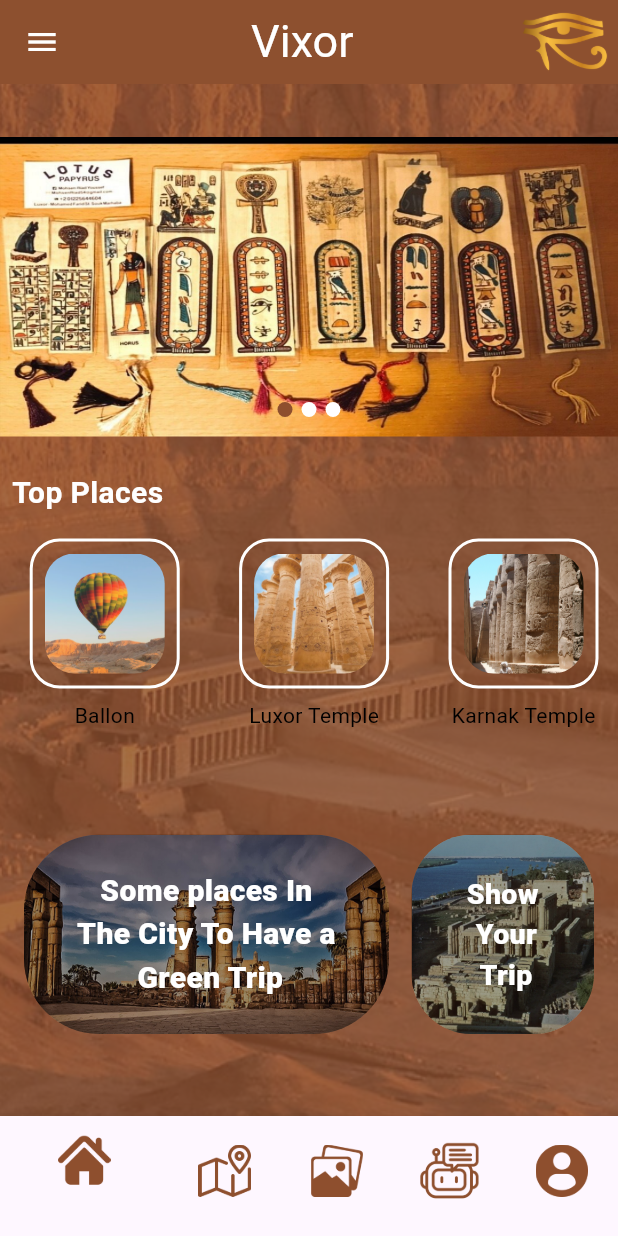
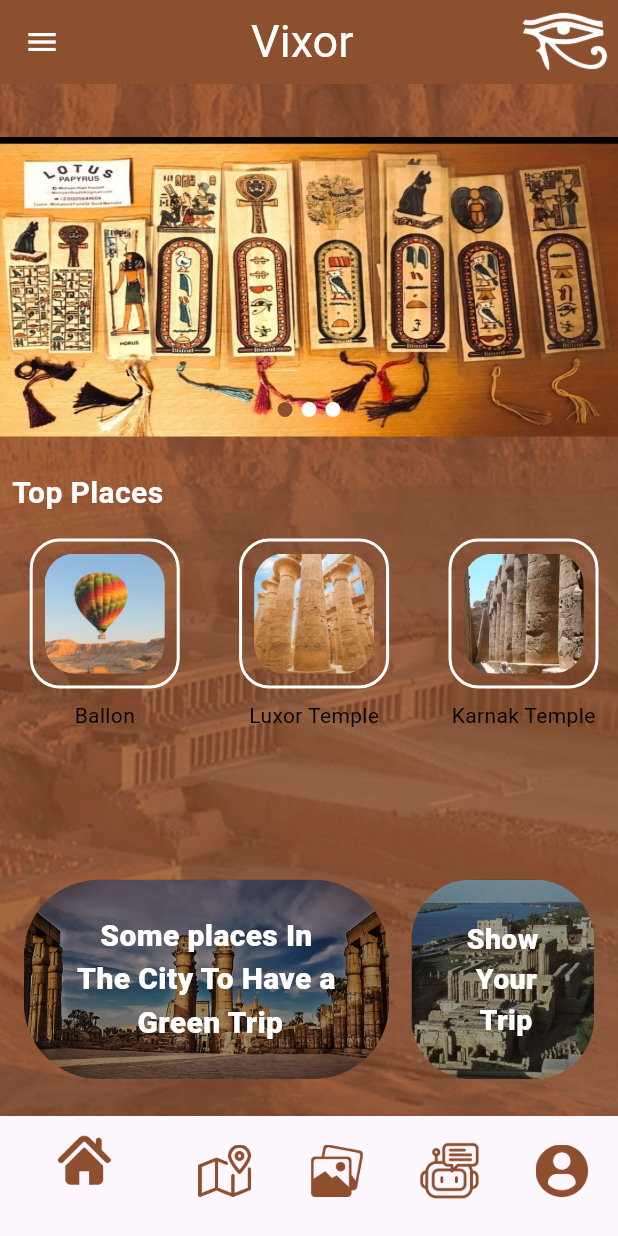
Before and after one commit to MondaAtef/tourism_project, a Flutter app: the CustomBottomNavBar screen opened directly, on a phone screen of 412 x 824 dp. Run offline on Flutter 3.47's test engine with Material 3 defaults, Android fonts, the phone set to English and light mode, and no system bars; drawn by our look-alikes of card_swiper; our stand-ins replace animated_text_kit, bloc, cloud_firestore, dio, dotted_border, fancy_shimmer_image and 16 more; missing offline and left inert: dynamic_height_grid_view, flutter_facebook_auth; accounts and stored records are empty; project files that could hold a hidden picture were left out.

Commit message:
update_2

```diff
--- a/lib/componenet/my_app_bar.dart
+++ b/lib/componenet/my_app_bar.dart
@@ -2,18 +2,23 @@ import 'package:flutter/material.dart';
 import 'package:vixor_project/utils/app_imagse.dart'; // Ensure this import is correct
 
 class MyAppBar extends StatelessWidget implements PreferredSizeWidget {
-  const MyAppBar({Key? key}) : super(key: key);
+
+  // ignore: use_key_in_widget_constructors
+  const MyAppBar({Key? key});
+
 
   @override
   Widget build(BuildContext context) {
     return AppBar(
-      backgroundColor: const Color(0xFF8D502F), // Set the background color here
+
+      backgroundColor: const Color(0xFF8D502F),
       elevation: 0,
       iconTheme: const IconThemeData(color: Colors.white),
-      title: const Center(
+      title: Center(
         child: Text(
           'Vixor',
-          style: TextStyle(
+          style: const TextStyle(
+
             fontSize: 30,
             fontWeight: FontWeight.w400,
             height: 0.8,
@@ -25,7 +30,9 @@ class MyAppBar extends StatelessWidget implements PreferredSizeWidget {
         Padding(
           padding: const EdgeInsets.only(right: 5.0),
           child: Image.asset(
-            Assets.imagesLogo,
+
+            Assets.imagesLogow,
+
             width: 60,
             height: 50,
           ),
--- a/lib/const/reusable.dart
+++ b/lib/const/reusable.dart
@@ -61,7 +61,7 @@ PreferredSizeWidget defaultAppbar({
   List<Widget>? actions,
 }) =>
     AppBar(
-      backgroundColor: Colors.white,
+      backgroundColor: const Color(0xFF8D502F),
       elevation: 0.0,
       leading: IconButton(
         onPressed: () {
--- a/lib/screens/dashboard_screen/dashbord.dart
+++ b/lib/screens/dashboard_screen/dashbord.dart
@@ -21,7 +21,8 @@ class _DashBoardScreenState extends State<DashBoardScreen> {
     ListItemModell(image: Assets.imagesWall1, text: 'Karnak Temple'),
     ListItemModell(image: Assets.imagesWall1, text: 'Abo EL Hagaga Mosque'),
     ListItemModell(image: Assets.imagesWall1, text: 'Church of the Virgin Mary'),
-    ListItemModell(image: Assets.imagesWall1, text: 'Valley of the Kings Temple',),
+    ListItemModell(image: Assets.imagesWall1, text: 'Valley of the Kings Temple'),
+
     ListItemModell(image: Assets.imagesWall1, text: 'Nile Corniche'),
   ];
 
@@ -93,19 +94,23 @@ class _DashBoardScreenState extends State<DashBoardScreen> {
                                     width: 100,
                                     height: 100,
                                     decoration: BoxDecoration(
-                                      borderRadius: BorderRadius.circular(20),
+
+                                      borderRadius: BorderRadius.circular(20), // Adjust radius for rounded but not circular shape
                                       border: Border.all(
-                                        color:Colors.white,
-                                        width: 2,
+                                        color: Colors.white,
+                                        width: 2, // Optional: Add a border around the container
+
                                       ),
                                     ),
                                     child: Center(
                                       child: ClipRRect(
-                                        borderRadius: BorderRadius.circular(20),
+
+                                        borderRadius: BorderRadius.circular(20), // Match radius with the container
                                         child: Image.asset(
                                           item.image,
-                                          width: 80,
-                                          height: 80,
+                                          width: 80, // Adjust width to not take full container space
+                                          height: 80, // Adjust height to not take full container space
+
                                           fit: BoxFit.cover,
                                         ),
                                       ),
@@ -121,6 +126,9 @@ class _DashBoardScreenState extends State<DashBoardScreen> {
                       ),
                     ),
                   ),
+
+                  const SizedBox(height: 30),
+
                   const ItemList1(),
                 ],
               ),
--- a/lib/screens/localization/lang.dart
+++ b/lib/screens/localization/lang.dart
@@ -16,7 +16,7 @@ class Lang extends GetView<LocaleController> {
       body: Stack(
         children: [
           Container(
-            decoration: const BoxDecoration(
+            decoration: BoxDecoration(
               image: DecorationImage(
                 image: AssetImage(Assets.background),
                 fit: BoxFit.cover,
@@ -60,12 +60,14 @@ class Lang extends GetView<LocaleController> {
                       ),
                     ),
                     Container(
-                      margin: const EdgeInsets.fromLTRB(0, 0, 0, 59),
-                      padding: const EdgeInsets.fromLTRB(32, 0, 32, 0),
+                      margin:  EdgeInsets.fromLTRB(0, 0, 0, 59),
+                      padding:  EdgeInsets.fromLTRB(32, 0, 32, 0),
                       width: double.infinity,
                       height: 62,
                       decoration: BoxDecoration(
-                        border: Border.all(color: Colors.white),
+
+                         border: Border.all(color: Colors.white),
+
                         borderRadius: BorderRadius.circular(32),
                       ),
                       child: DropdownButton<String>(
--- a/lib/utils/app_imagse.dart
+++ b/lib/utils/app_imagse.dart
@@ -58,9 +58,11 @@ class Assets {
   static const String profile = "assets/images/profile.png";
   static const String vixor = "assets/images/vixor_3withoutbackground.png";
   static const String background = "assets/images/lang.jpg";
+
   static const String img1 = "assets/images/img1.jpg";
   static const String img2 = "assets/images/img2.jpg";
   static const String Ballon = "assets/images/Ballon.PNG";
   static const String luxor = "assets/images/luxor.PNG";
 
+
 }
```
